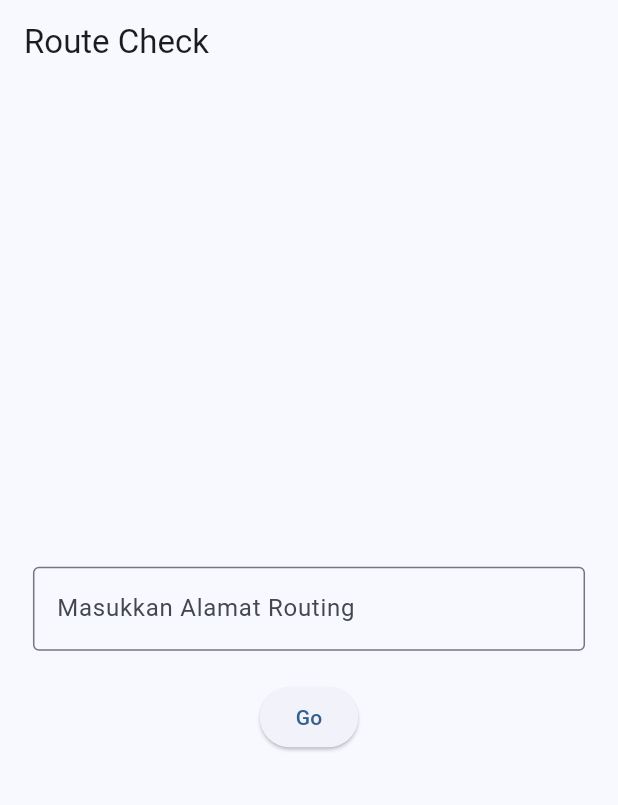
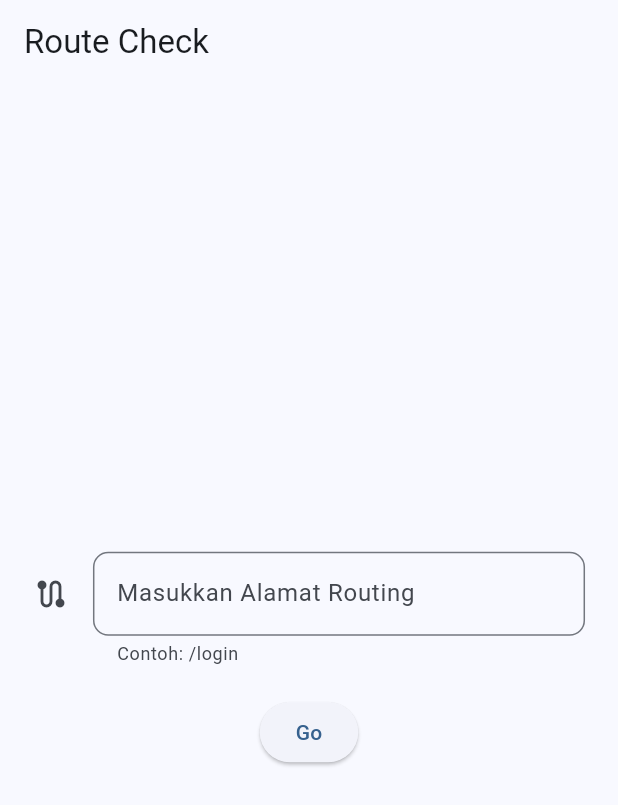
Before and after one commit to TI-POLINDRA/PEMOBILE2-D4RPL2A-PRAKTIKUM4, a Flutter app: the screen it shows after launch, on a phone screen of 412 x 824 dp. Shown: the top 805 px of the screen. Run offline on Flutter 3.47's test engine with Material 3 defaults, Android fonts, the light colour scheme and no system bars; our stand-ins replace flutter_screenutil.

Commit message:
add helper info text

```diff
--- a/lib/utils/router_check.dart
+++ b/lib/utils/router_check.dart
@@ -24,8 +24,12 @@ class _RouterCheckState extends State<RouterCheck> {
               TextField(
                 controller: _controller,
                 decoration: InputDecoration(
-                  border: OutlineInputBorder(),
+                  border: OutlineInputBorder(
+                    borderRadius: BorderRadius.circular(10.r),
+                  ),
                   hintText: 'Masukkan Alamat Routing',
+                  helperText: 'Contoh: /login',
+                  icon: const Icon(Icons.route),
                 ),
               ),
               SizedBox(height: 20.h),
```
